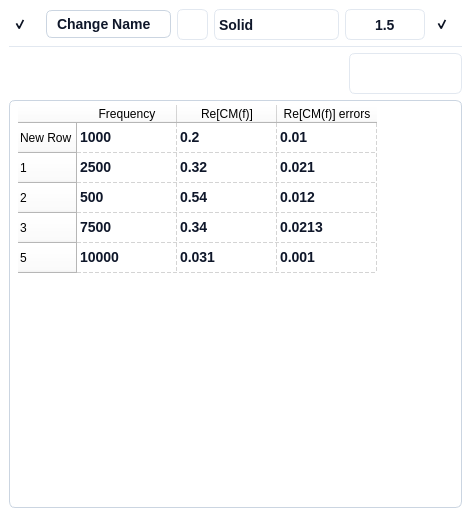
Before: the Qt Designer form ui/scatter_widget.ui in IoanTivig/OpenDEP_View, drawn with Qt 5.
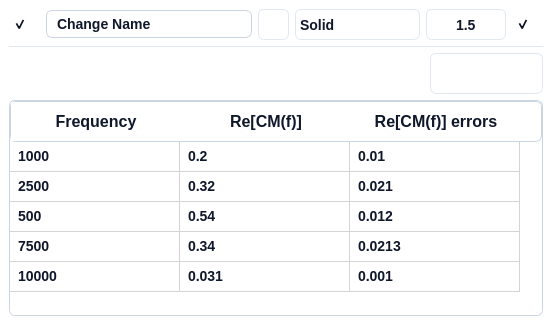
After: the same form once the commit is applied. Icons and pictures are not drawn.

```diff
--- a/ui/scatter_widget.ui
+++ b/ui/scatter_widget.ui
@@ -6,8 +6,8 @@
    <rect>
     <x>0</x>
     <y>0</y>
-    <width>471</width>
-    <height>517</height>
+    <width>552</width>
+    <height>325</height>
    </rect>
   </property>
   <property name="windowTitle">
@@ -842,11 +842,62 @@
        </widget>
       </item>
       <item>
+       <widget class="QFrame" name="verticalFrame">
+        <property name="styleSheet">
+         <string notr="true">	background: #FFFFFF;  /* Default background */
+    border: 1px solid #CBD5E1;  /* Default border */
+    border-radius: 6px;  /* Rounded corners */
+    color: #0F172A;  /* Text color */
+    font-family: 'Segoe UI', sans-serif;  /* Font family */
+    font-style: normal;  /* Font style */
+    font-weight: 500;  /* Font weight */
+    font-size: 14px;  /* Font size */
+    line-height: 24px;  /* Line height */
+ /* Adding icon to the beginning */</string>
+        </property>
+        <property name="lineWidth">
+         <number>0</number>
+        </property>
+        <layout class="QVBoxLayout" name="verticalLayout_6">
+         <property name="spacing">
+          <number>0</number>
+         </property>
+         <property name="sizeConstraint">
+          <enum>QLayout::SetDefaultConstraint</enum>
+         </property>
+         <property name="leftMargin">
+          <number>0</number>
+         </property>
+         <property name="topMargin">
+          <number>0</number>
+         </property>
+         <property name="rightMargin">
+          <number>0</number>
+         </property>
+         <property name="bottomMargin">
+          <number>0</number>
+         </property>
+         <item>
        <widget class="QTableWidget" name="tableWidget">
+           <property name="minimumSize">
+            <size>
+             <width>490</width>
+             <height>0</height>
+            </size>
+           </property>
+           <property name="maximumSize">
+            <size>
+             <width>999999</width>
+             <height>16777215</height>
+            </size>
+           </property>
+           <property name="cursor" stdset="0">
+            <cursorShape>SizeVerCursor</cursorShape>
+           </property>
         <property name="styleSheet">
          <string notr="true">QTableWidget {
  	background: #FFFFFF;  /* Default background */
-    border: 1px solid #CBD5E1;  /* Default border */
+    border: None;  /* Default border */
     border-radius: 6px;  /* Rounded corners */
     color: #0F172A;  /* Text color */
     font-family: 'Segoe UI', sans-serif;  /* Font family */
@@ -854,16 +905,57 @@
     font-weight: 500;  /* Font weight */
     font-size: 14px;  /* Font size */
     line-height: 24px;  /* Line height */
-    padding: 4px 8px;  /* Padding */
-    /* Adding icon to the beginning */
+ /* Adding icon to the beginning */
 }
-</string>
+
+QHeaderView::section {
+	background: #FFFFFF;  /* Default background */
+    border: None;  /* Default border */
+    color: #0F172A;  /* Text color */
+	font-family: 'Segoe UI', sans-serif;  /* Font family */
+    font-style: normal;  /* Font style */
+    font-weight: 500;  /* Font weight */
+    font-size: 16px;  /* Font size */
+	padding-top: 9px;
+	padding-bottom: 9px;
+}
+
+QHeaderView::section:horizontal {
+    border: None;
+}
+
+QHeaderView::section:vertical {
+    border-: None;
+}
+
+QTableWidget::item {
+    border: None; /* Border color for each cell */
+	padding: 5px;
+}</string>
+           </property>
+           <property name="frameShape">
+            <enum>QFrame::NoFrame</enum>
+           </property>
+           <property name="frameShadow">
+            <enum>QFrame::Plain</enum>
+           </property>
+           <property name="lineWidth">
+            <number>0</number>
+           </property>
+           <property name="verticalScrollBarPolicy">
+            <enum>Qt::ScrollBarAlwaysOff</enum>
+           </property>
+           <property name="horizontalScrollBarPolicy">
+            <enum>Qt::ScrollBarAlwaysOff</enum>
+           </property>
+           <property name="sizeAdjustPolicy">
+            <enum>QAbstractScrollArea::AdjustToContents</enum>
         </property>
         <property name="showGrid">
          <bool>true</bool>
         </property>
         <property name="gridStyle">
-         <enum>Qt::DashLine</enum>
+            <enum>Qt::SolidLine</enum>
         </property>
         <property name="wordWrap">
          <bool>false</bool>
@@ -874,6 +966,24 @@
         <attribute name="horizontalHeaderVisible">
          <bool>true</bool>
         </attribute>
+           <attribute name="horizontalHeaderCascadingSectionResizes">
+            <bool>false</bool>
+           </attribute>
+           <attribute name="horizontalHeaderDefaultSectionSize">
+            <number>170</number>
+           </attribute>
+           <attribute name="horizontalHeaderHighlightSections">
+            <bool>true</bool>
+           </attribute>
+           <attribute name="horizontalHeaderShowSortIndicator" stdset="0">
+            <bool>false</bool>
+           </attribute>
+           <attribute name="verticalHeaderVisible">
+            <bool>false</bool>
+           </attribute>
+           <attribute name="verticalHeaderCascadingSectionResizes">
+            <bool>false</bool>
+           </attribute>
         <row>
          <property name="text">
           <string>New Row</string>
@@ -989,6 +1099,9 @@
           <string>0.001</string>
          </property>
         </item>
+          </widget>
+         </item>
+        </layout>
        </widget>
       </item>
      </layout>
```
Lines whose indentation alone changed are shown as unchanged.
